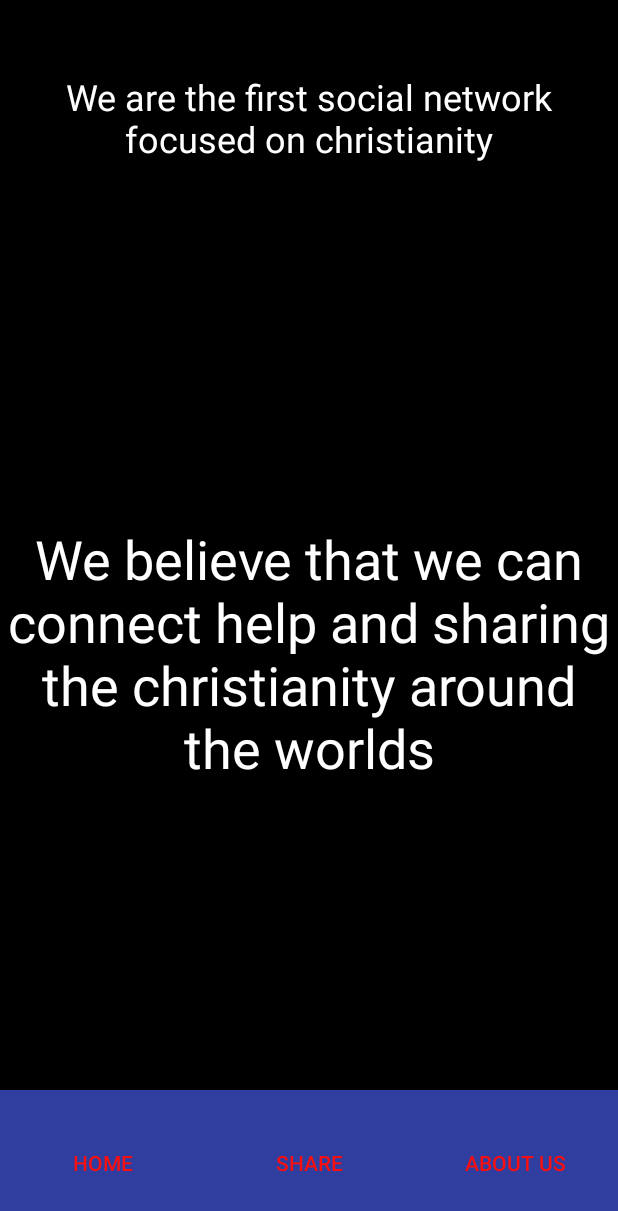
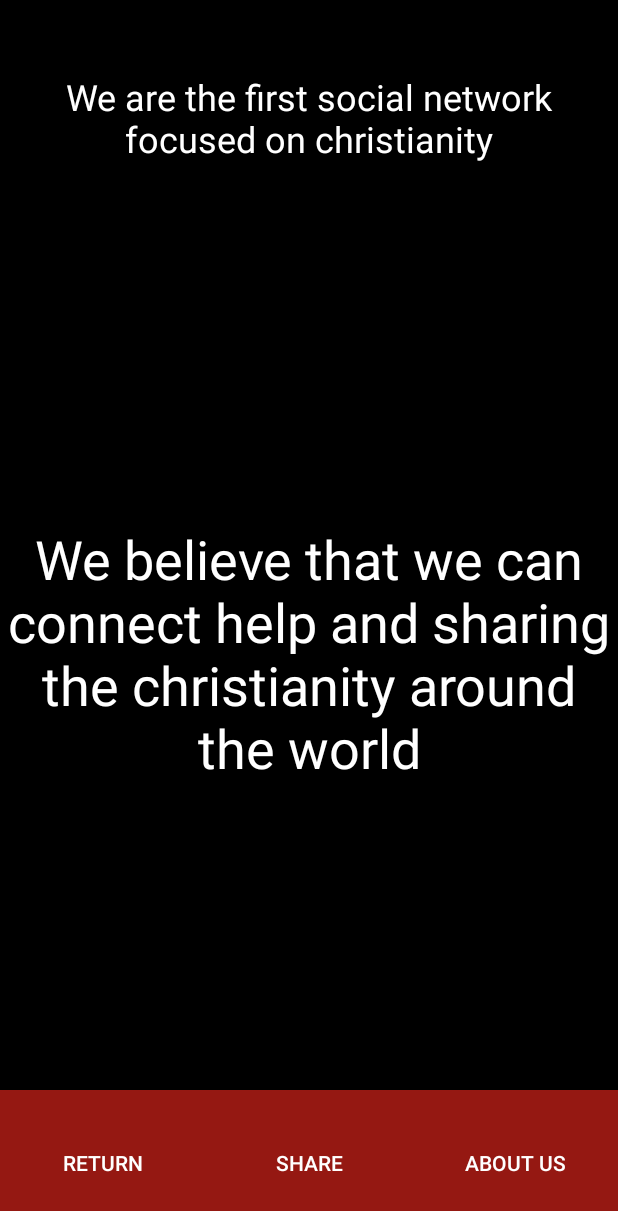
Before and after one commit to jonathanbcsouza/Advanced_WebView, an Android app: the screen it shows after launch (AboutUsActivity), after a tap on "ABOUT US", on a phone screen of 412 x 824 dp. Shown: the top 1211 px of the screen. Run offline under Robolectric (Android 15) with nearby library versions, the phone set to English and light mode, and no system bars.

Commit message:
Alert Dialogue Implemented

```diff
--- a/app/src/main/AndroidManifest.xml
+++ b/app/src/main/AndroidManifest.xml
@@ -2,7 +2,10 @@
 <manifest xmlns:android="http://schemas.android.com/apk/res/android"
     package="com.example.jonat.s2cristao">
 
+    <uses-permission android:name="android.permission.ACCESS_NETWORK_STATE" />
     <uses-permission android:name="android.permission.INTERNET" />
+    <uses-permission android:name="android.permission.ACCESS_WIFI_STATE" />
+
 
     <application
         android:allowBackup="true"
--- a/app/src/main/java/com/example/jonat/s2cristao/AboutUsActivity.java
+++ b/app/src/main/java/com/example/jonat/s2cristao/AboutUsActivity.java
@@ -40,7 +40,8 @@ public class AboutUsActivity extends AppCompatActivity {
                 // Add data to the intent, the receiving app will decide
                 // what to do with it.
                 share.putExtra(Intent.EXTRA_SUBJECT, getString(R.string.share_subject));
-                share.putExtra(Intent.EXTRA_TEXT, getString(R.string.share_message) + getString(R.string.site));
+                share.putExtra(Intent.EXTRA_TEXT, getString(R.string.share_message)
+                        + "\n" + getString(R.string.subscribe_now) + "\n" + getString(R.string.site));
 
                 startActivity(Intent.createChooser(share, getString(R.string.share_header_when_clicked)));
             }
--- a/app/src/main/java/com/example/jonat/s2cristao/MainActivity.java
+++ b/app/src/main/java/com/example/jonat/s2cristao/MainActivity.java
@@ -1,6 +1,11 @@
 package com.example.jonat.s2cristao;
 
+import android.content.Context;
+import android.content.DialogInterface;
 import android.content.Intent;
+import android.net.ConnectivityManager;
+import android.net.NetworkInfo;
+import android.support.v7.app.AlertDialog;
 import android.support.v7.app.AppCompatActivity;
 import android.os.Bundle;
 import android.view.View;
@@ -8,6 +13,7 @@ import android.webkit.WebSettings;
 import android.webkit.WebView;
 import android.webkit.WebViewClient;
 import android.widget.Button;
+import android.widget.Toast;
 
 
 public class MainActivity extends AppCompatActivity {
@@ -20,6 +26,14 @@ public class MainActivity extends AppCompatActivity {
         super.onCreate(savedInstanceState);
         setContentView(R.layout.activity_main);
 
+        //Check Internet
+        if(!isConnected(MainActivity.this)) buildDialog(MainActivity.this).show();
+        else {
+            Toast.makeText(MainActivity.this, R.string.toast_welcome, Toast.LENGTH_LONG).show();
+            setContentView(R.layout.activity_main);
+        }
+
+        //Inflate Web view
         WebView myWebView = (WebView) findViewById(R.id.web_view);
         myWebView.setWebViewClient(new WebViewClient());
 
@@ -42,7 +56,9 @@ public class MainActivity extends AppCompatActivity {
                 // Add data to the intent, the receiving app will decide
                 // what to do with it.
                 share.putExtra(Intent.EXTRA_SUBJECT, getString(R.string.share_subject));
-                share.putExtra(Intent.EXTRA_TEXT, getString(R.string.share_message) + getString(R.string.site));
+                share.putExtra(Intent.EXTRA_TEXT, getString(R.string.share_message)
+                        + "\n" + getString(R.string.subscribe_now) + "\n" + getString(R.string.site));
+
 
                 startActivity(Intent.createChooser(share, getString(R.string.share_header_when_clicked)));
             }
@@ -56,6 +72,41 @@ public class MainActivity extends AppCompatActivity {
                 MainActivity.this.startActivity(myIntent);
 
             }
+
         });
+
+    }
+
+    public boolean isConnected(Context context) {
+
+        ConnectivityManager cm = (ConnectivityManager) context.getSystemService(Context.CONNECTIVITY_SERVICE);
+        NetworkInfo netinfo = cm.getActiveNetworkInfo();
+
+        if (netinfo != null && netinfo.isConnectedOrConnecting()) {
+            android.net.NetworkInfo wifi = cm.getNetworkInfo(ConnectivityManager.TYPE_WIFI);
+            android.net.NetworkInfo mobile = cm.getNetworkInfo(ConnectivityManager.TYPE_MOBILE);
+
+            if((mobile != null && mobile.isConnectedOrConnecting()) || (wifi != null && wifi.isConnectedOrConnecting())) return true;
+        else return false;
+        } else
+        return false;
+    }
+
+    public AlertDialog.Builder buildDialog(Context c) {
+
+        AlertDialog.Builder builder = new AlertDialog.Builder(c);
+        builder.setTitle(R.string.alert_title_no_Internet);
+        builder.setMessage(R.string.alert_description_no_internet);
+
+        builder.setPositiveButton(R.string.alert_user_answer, new DialogInterface.OnClickListener() {
+
+            @Override
+            public void onClick(DialogInterface dialog, int which) {
+
+                finish();
+            }
+        });
+
+        return builder;
     }
 }
--- a/app/src/main/res/layout/activity_about_us.xml
+++ b/app/src/main/res/layout/activity_about_us.xml
@@ -50,24 +50,21 @@
                 style="@style/ButtonsFooter"
                 android:actionProviderClass="android.widget.ShareActionProvider"
                 android:showAsAction="ifRoom"
-                android:text="@string/home"
-                android:textColor="@color/colorHeart" />
+                android:text="@string/home" />
 
             <Button
                 android:id="@+id/btn_about_share_app"
                 style="@style/ButtonsFooter"
                 android:actionProviderClass="android.widget.ShareActionProvider"
                 android:showAsAction="ifRoom"
-                android:text="@string/share"
-                android:textColor="@color/colorHeart" />
+                android:text="@string/share" />
 
             <Button
                 android:id="@+id/btn_about"
                 style="@style/ButtonsFooter"
                 android:actionProviderClass="android.widget.ShareActionProvider"
                 android:showAsAction="ifRoom"
-                android:text="@string/about"
-                android:textColor="@color/colorHeart" />
+                android:text="@string/about" />
 
         </LinearLayout>
 
--- a/app/src/main/res/layout/activity_main.xml
+++ b/app/src/main/res/layout/activity_main.xml
@@ -28,15 +28,13 @@
                 style="@style/ButtonsFooter"
                 android:actionProviderClass="android.widget.ShareActionProvider"
                 android:showAsAction="ifRoom"
-                android:text="@string/share"
-                android:textColor="@color/colorHeart" />
+                android:text="@string/share" />
 
             <Button
                 android:id="@+id/btn_home_sign_out"
                 style="@style/ButtonsFooter"
                 android:showAsAction="ifRoom"
-                android:text="@string/about"
-                android:textColor="@color/colorHeart" />
+                android:text="@string/about" />
 
         </LinearLayout>
 
--- a/app/src/main/res/values/colors.xml
+++ b/app/src/main/res/values/colors.xml
@@ -4,7 +4,8 @@
     <color name="colorPrimaryDark">#303F9F</color>
     <color name="colorAccent">#FF4081</color>
     <color name="colorHeart">#fc0e0e</color>
+    <color name="colorDarkHeart">#951812</color>
+    <color name="textButtons">#FFFFFF</color>
     <color name="textAboutScreen">#FFFFFF</color>
 
-
 </resources>
--- a/app/src/main/res/values/strings.xml
+++ b/app/src/main/res/values/strings.xml
@@ -1,21 +1,31 @@
 <resources>
-    <string name="app_name" translatable="false">S2-CRISTAO</string>
+    <string name="app_name" translatable="false">Coração Cristão</string>
 
     <!-- MainActivity -->
-    <string name="home">Home</string>
+    <string name="home">Return</string>
     <string name="share">Share</string>
     <string name="about">About Us</string>
 
     <!-- Links -->
-    <string name="site" translatable="false">http://www.s2cristao.com.br/</string>
+    <string name="site" translatable="false">http://bit.ly/coracaocristao</string>
     <string name="sign_out" translatable="false">Test</string>
 
     <!-- Intent Button Share -->
     <string name="share_subject">Look this amazing app!</string>
-    <string name="share_message">Made for religions!</string>
+    <string name="share_message">S2 Cristão it\'s the first social media that you can find of your religion, talk and make new friends!</string>
+    <string name="subscribe_now">Subscribe now!</string>
     <string name="share_header_when_clicked">Choose where want to share:</string>
 
     <!-- About Activity -->
     <string name="xml_about_title">We are the first social network focused on christianity</string>
-    <string name="xml_about_description">We believe that we can connect help and sharing the christianity around the worlds</string>
+    <string name="xml_about_description">We believe that we can connect help and sharing the christianity around the world</string>
+
+    <!-- Toasts -->
+    <string name="toast_welcome">Welcome</string>
+
+    <!--Alert Dialogue -->
+    <string name="alert_title_no_Internet">No Internet Connection</string>
+    <string name="alert_description_no_internet">You need to have Mobile Data or wifi to access this. Press ok to Exit and check your connection.</string>
+    <string name="alert_user_answer" translatable="false">Ok</string>
+
 </resources>
--- a/app/src/main/res/values/styles.xml
+++ b/app/src/main/res/values/styles.xml
@@ -2,9 +2,10 @@
     <!-- Base application theme. -->
     <style name="AppTheme" parent="Theme.AppCompat.Light.NoActionBar">
         <!-- Customize your theme here. -->
-        <item name="colorPrimary">@color/colorPrimary</item>
-        <item name="colorPrimaryDark">@color/colorPrimaryDark</item>
+        <item name="colorPrimary">@color/colorDarkHeart</item>
+        <item name="colorPrimaryDark">@color/colorDarkHeart</item>
         <item name="colorAccent">@color/colorAccent</item>
+
     </style>
 
     <style name="ButtonsFooter">
@@ -12,7 +13,9 @@
         <item name="android:layout_width">0dp</item>
         <item name="android:layout_height">match_parent</item>
         <item name="android:layout_weight">1</item>
-        <item name="android:background">@color/colorPrimaryDark</item>
+        <item name="android:background">@color/colorDarkHeart</item>
+        <item name="android:textColor">@color/textButtons</item>
+
     </style>
 
 </resources>
```
Also changed, not shown: 2 other files.
